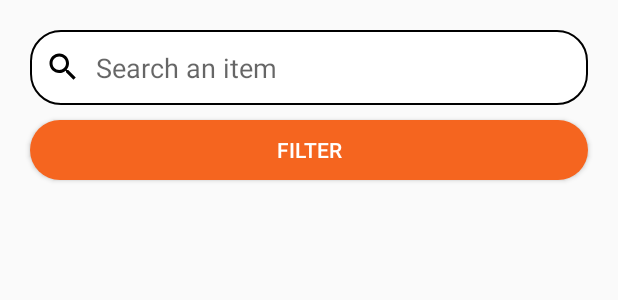
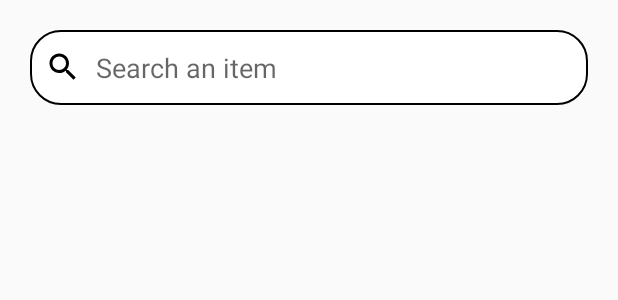
Before and after one commit to jcamilovelandiab/GoRent-android-app, an Android app: the layout fragment_search.xml on its own in the app's theme, with its tools: preview values and no code run, on a phone screen of 412 x 824 dp. Shown: the top 300 px of the screen. Run offline under Robolectric (Android 15) with nearby library versions, the phone set to English and light mode, and no system bars.

Commit message:
changing colors

```diff
--- a/app/src/main/res/layout/fragment_search.xml
+++ b/app/src/main/res/layout/fragment_search.xml
@@ -24,6 +24,7 @@
         android:imeOptions="actionSearch"/>
 
     <Button
+        android:visibility="gone"
         android:id="@+id/search_btn_filter"
         android:text="@string/action_filter"
         android:layout_marginTop="10dp"
--- a/app/src/main/res/values-v21/styles.xml
+++ b/app/src/main/res/values-v21/styles.xml
@@ -19,7 +19,7 @@
     </style>
 
     <style name="MyDatePickerStyle" parent="@android:style/Widget.Material.Light.DatePicker">
-        <item name="android:headerBackground">@color/colorBlack</item>
+        <item name="android:headerBackground">@color/colorAccent</item>
     </style>
 
 </resources>
```
